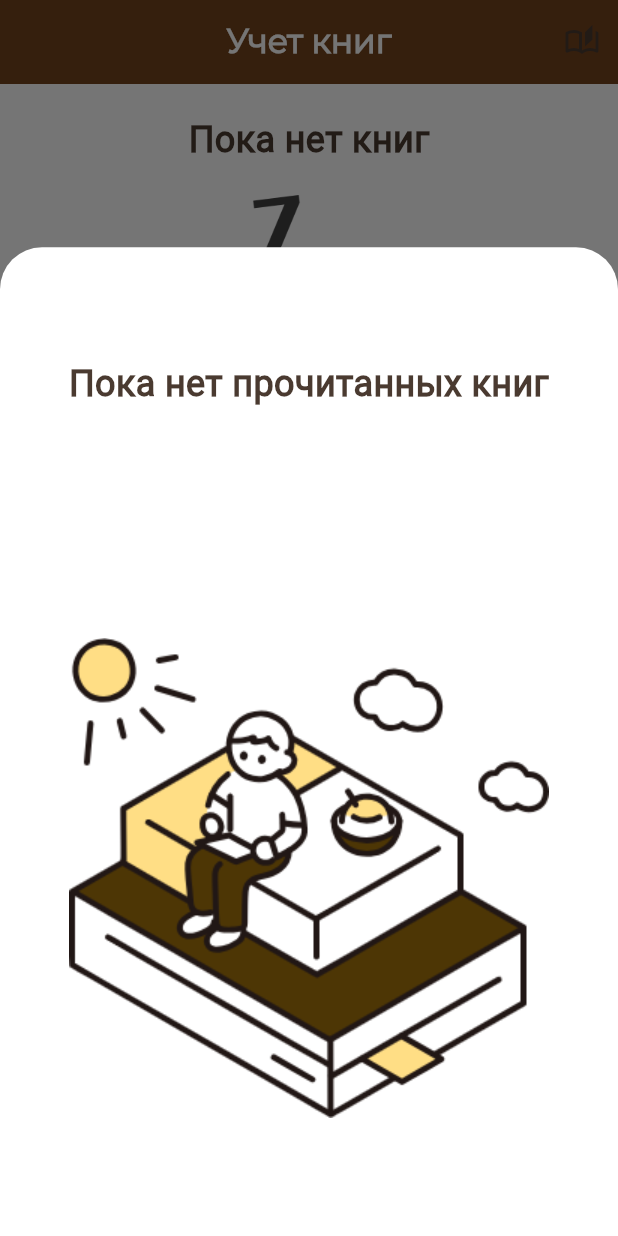
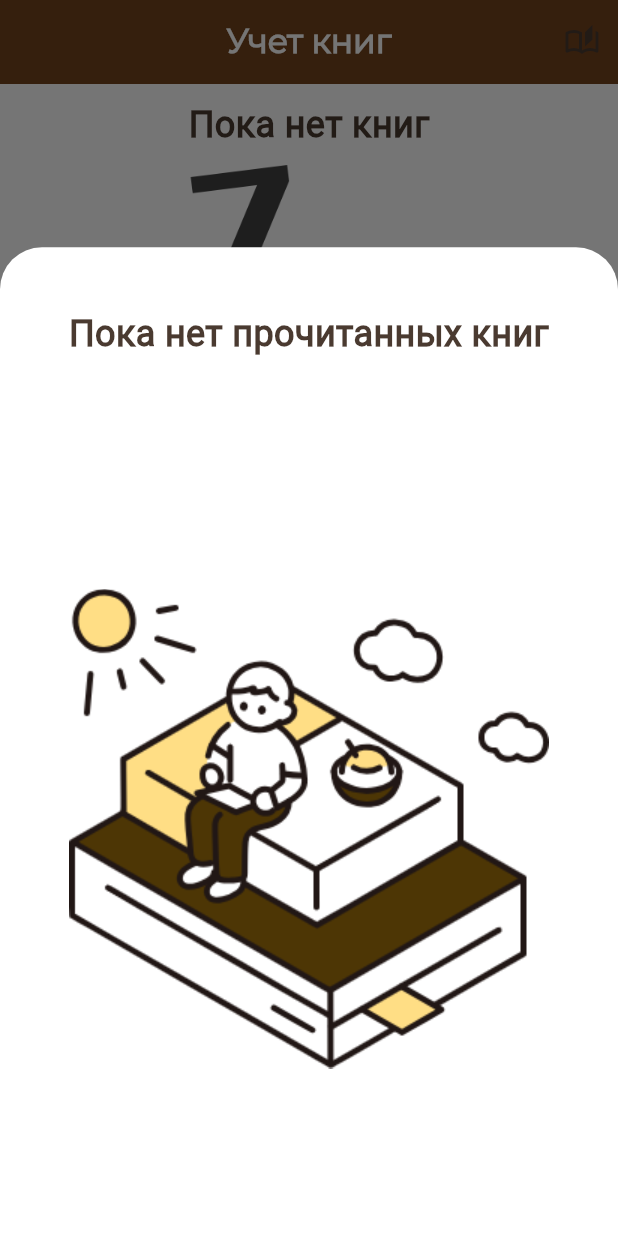
Before and after one commit to wwwnnnnn04/book_tracking_app, a Flutter app: the screen it shows after launch, after a tap on the "auto stories" icon, on a phone screen of 412 x 824 dp. Run offline on Flutter 3.47's test engine with Material 3 defaults, Android fonts, the phone set to English and light mode, and no system bars.

Commit message:
add adaptive

```diff
--- a/lib/main.dart
+++ b/lib/main.dart
@@ -1,15 +1,16 @@
 // ignore_for_file: deprecated_member_use, prefer_const_constructors, prefer_const_literals_to_create_immutables, must_be_immutable
 
-import 'dart:ffi';
+import 'dart:io';
 
-import 'package:accounting_of_books/widgets/chart.dart';
+import 'package:flutter/cupertino.dart';
+import 'package:flutter/material.dart';
 
+import '/widgets/chart.dart';
 import '/widgets/books_read.dart';
 import '/widgets/new_book.dart';
 import '/widgets/book_list.dart';
 
 import '/models/Books.dart';
-import 'package:flutter/material.dart';
 
 void main() => runApp(MyApp());
 
@@ -168,7 +169,6 @@ class _HomePageState extends State<HomePage> {
       books.add(newBook);
       genrePercentages = _genrePrc(books);
     });
-    print(genrePercentages);
   }
 
   void _deleteBook(String id) {
@@ -208,10 +208,35 @@ class _HomePageState extends State<HomePage> {
     'Хоррор'
   ];
 
+  bool switchVal = false;
   @override
   Widget build(BuildContext context) {
-    return Scaffold(
-      appBar: AppBar(
+    final media = MediaQuery.of(context);
+    final higthPlatform = media.size.height;
+
+    final topLine = media.padding.top;
+    final bottomView = media.viewInsets.bottom;
+    final orient = media.orientation == Orientation.landscape;
+
+    final appBarIOS = CupertinoNavigationBar(
+      middle: Text(
+        'Учет книг',
+        style: TextStyle(
+            fontFamily: 'Montserrat',
+            fontWeight: FontWeight.bold,
+            fontSize: 22),
+      ),
+      trailing: Row(
+        children: [
+          GestureDetector(
+            child: Icon(CupertinoIcons.book_fill),
+            onTap: () => modalAddRead(context),
+          )
+        ],
+      ),
+    );
+
+    final appBar = AppBar(
       title: Text(
         'Учет книг',
         style: TextStyle(
@@ -225,12 +250,27 @@ class _HomePageState extends State<HomePage> {
             onPressed: () => modalAddRead(context),
             icon: Icon(Icons.auto_stories_outlined))
       ],
+    );
+    final body = SafeArea(
+      child: Column(children: [
+        Expanded(
+          child: Book_List(
+            books,
+            _deleteBook,
+            readBook,
+            genrePercentages,
           ),
-      body: Column(children: [
-        Expanded(
-          child: Book_List(books, _deleteBook, readBook, genrePercentages),
         ),
       ]),
+    );
+    return Platform.isIOS
+        ? CupertinoPageScaffold(
+            child: body,
+            navigationBar: appBarIOS,
+          )
+        : Scaffold(
+            appBar: appBar,
+            body: body,
             floatingActionButtonLocation:
                 FloatingActionButtonLocation.miniCenterDocked,
             floatingActionButton: Padding(
--- a/lib/widgets/book_list.dart
+++ b/lib/widgets/book_list.dart
@@ -31,19 +31,20 @@ class _Book_ListState extends State<Book_List> {
 
   @override
   Widget build(BuildContext context) {
-    return widget.books.length == 0
-        ? Center(
+    return widget.books.isEmpty
+        ? LayoutBuilder(builder: (context, constraints) {
+            return Center(
               child: Column(
                 children: [
                   Padding(
-                  padding: const EdgeInsets.all(20.0),
+                    padding: const EdgeInsets.all(10.0),
                     child: Text(
                       'Пока нет книг',
                       style: TextStyle(fontSize: 24),
                     ),
                   ),
                   Container(
-                  width: 80,
+                    height: constraints.maxHeight * 0.5,
                     child: Image.asset(
                       'assets/img/waiting.png',
                       fit: BoxFit.cover,
@@ -51,10 +52,11 @@ class _Book_ListState extends State<Book_List> {
                   )
                 ],
               ),
-          )
+            );
+          })
         : Column(
             children: [
-              Chart(widget.books, widget.genre),
+              Flexible(flex: 1, child: Chart(widget.books, widget.genre)),
               Expanded(
                 child: ListView.builder(
                   itemBuilder: (context, index) {
--- a/lib/widgets/books_read.dart
+++ b/lib/widgets/books_read.dart
@@ -18,8 +18,14 @@ class _BooksReadState extends State<BooksRead> {
 
   @override
   Widget build(BuildContext context) {
-    return widget.readBook.length == 0
-        ? Column(
+    final media = MediaQuery.of(context);
+    final higthPlatform = media.size.height;
+    final topLine = media.padding.top;
+    final bottomView = media.viewInsets.bottom;
+    final orient = media.orientation == Orientation.landscape;
+    return widget.readBook.isEmpty
+        ? LayoutBuilder(builder: (context, constraint) {
+            return Column(
               mainAxisAlignment: MainAxisAlignment.spaceAround,
               children: [
                 Text(
@@ -27,14 +33,15 @@ class _BooksReadState extends State<BooksRead> {
                   textAlign: TextAlign.center,
                   style: TextStyle(fontSize: 24),
                 ),
-              FractionallySizedBox(
-                widthFactor: 0.8,
+                Container(
+                  height: constraint.maxHeight * 0.7,
                   child: Image.asset(
                     'assets/img/book.png',
                   ),
                 ),
               ],
-          )
+            );
+          })
         : Column(
             children: [
               Padding(
--- a/lib/widgets/chart.dart
+++ b/lib/widgets/chart.dart
@@ -17,10 +17,9 @@ class Chart extends StatefulWidget {
 class _ChartState extends State<Chart> {
   @override
   Widget build(BuildContext context) {
-    return Card(
-      elevation: 8,
-      color: Theme.of(context).colorScheme.surface,
-      child: Column(
+    final media = MediaQuery.of(context);
+    final orient = media.orientation == Orientation.landscape;
+    final genre = Column(
       children: widget.genre.entries.map((book) {
         return Row(
           mainAxisAlignment: MainAxisAlignment.spaceBetween,
@@ -58,7 +57,24 @@ class _ChartState extends State<Chart> {
           ],
         );
       }).toList(),
+    );
+
+    return LayoutBuilder(
+      builder: (context, constraints) {
+        final containerHeight =
+            orient ? constraints.maxHeight * 0.7 : constraints.maxHeight * 0.5;
+
+        return Container(
+          height: containerHeight,
+          child: Card(
+            elevation: 8,
+            color: Theme.of(context).colorScheme.surface,
+            child: SingleChildScrollView(
+              child: genre,
             ),
+          ),
+        );
+      },
     );
   }
 }
--- a/lib/widgets/new_book.dart
+++ b/lib/widgets/new_book.dart
@@ -28,8 +28,13 @@ class _NewBookState extends State<NewBook> {
 
   @override
   Widget build(BuildContext context) {
-    return Padding(
-      padding: EdgeInsets.all(15),
+    final media = MediaQuery.of(context);
+    final bottomView = media.viewInsets.bottom;
+    return SafeArea(
+      child: SingleChildScrollView(
+        child: Container(
+          padding: EdgeInsets.only(
+              top: 15, left: 15, right: 15, bottom: bottomView + 15),
           child: Column(
             crossAxisAlignment: CrossAxisAlignment.end,
             children: [
@@ -55,6 +60,8 @@ class _NewBookState extends State<NewBook> {
               )
             ],
           ),
+        ),
+      ),
     );
   }
 }
```
Lines whose indentation alone changed are shown as unchanged.
